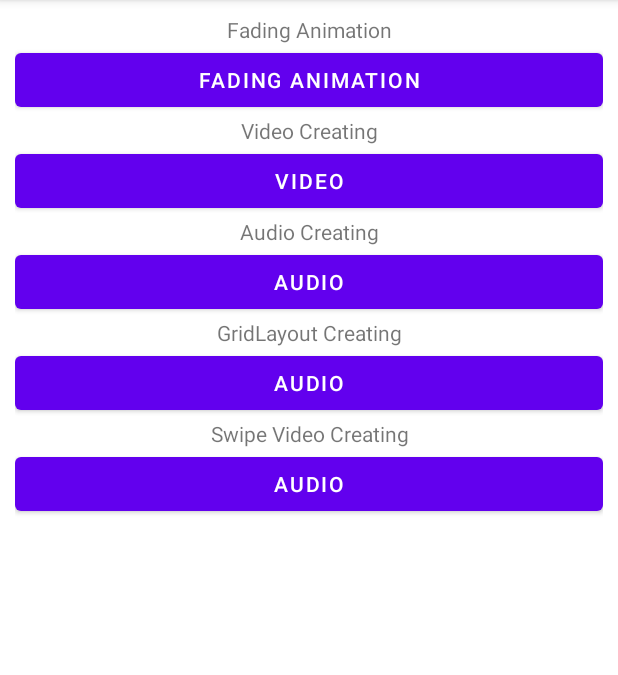
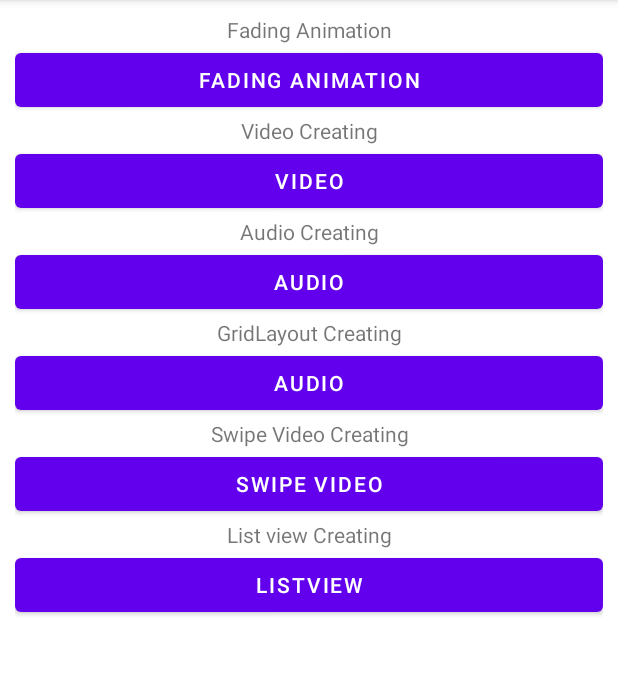
Before and after one commit to kumar-sanju/UdemyLearning, an Android app: the MainActivity screen opened directly, with no data from a screen before it, on a phone screen of 412 x 824 dp, the part 84-759 px from its top. Run offline under Robolectric (Android 15) with nearby library versions, the phone set to English and light mode, and no system bars.

Commit message:
new swipe video layout

```diff
--- a/app/src/main/java/com/sanju/udemylearning/MainActivity.java
+++ b/app/src/main/java/com/sanju/udemylearning/MainActivity.java
@@ -20,7 +20,14 @@ public class MainActivity extends AppCompatActivity {
         Button audio = (Button) findViewById(R.id.audio);
         Button gridLayout = (Button) findViewById(R.id.gridLayout);
         Button swipeVideo = (Button) findViewById(R.id.swipeVideo);
+        Button listView = (Button) findViewById(R.id.listView);
 
+        listView.setOnClickListener(new View.OnClickListener() {
+            @Override
+            public void onClick(View v) {
+                startActivity(new Intent(MainActivity.this, ListviewActivity.class));
+            }
+        });
         swipeVideo.setOnClickListener(new View.OnClickListener() {
             @Override
             public void onClick(View v) {
--- a/app/src/main/res/layout/activity_main.xml
+++ b/app/src/main/res/layout/activity_main.xml
@@ -68,7 +68,19 @@
         android:id="@+id/swipeVideo"
         android:layout_width="match_parent"
         android:layout_height="wrap_content"
-        android:text="Audio"
+        android:text="Swipe Video"
+        />
+    <TextView
+        android:layout_width="match_parent"
+        android:layout_height="wrap_content"
+        android:text="List view Creating"
+        android:gravity="center"
+        />
+    <Button
+        android:id="@+id/listView"
+        android:layout_width="match_parent"
+        android:layout_height="wrap_content"
+        android:text="ListView"
         />
 
 </LinearLayout>
```
Also changed, not shown: app/src/main/AndroidManifest.xml (+32 -17 lines), app/src/main/java/com/sanju/udemylearning/ListviewActivity.java (added, +59 -0 lines), app/src/main/res/layout/activity_listview.xml (added, +24 -0 lines).
